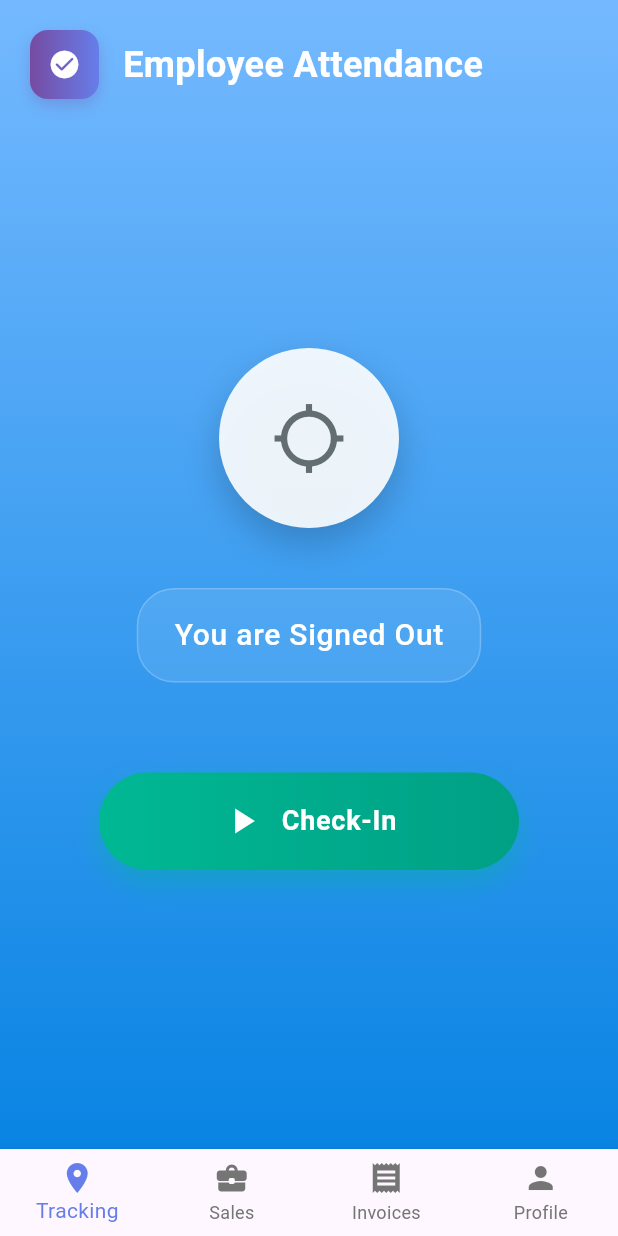
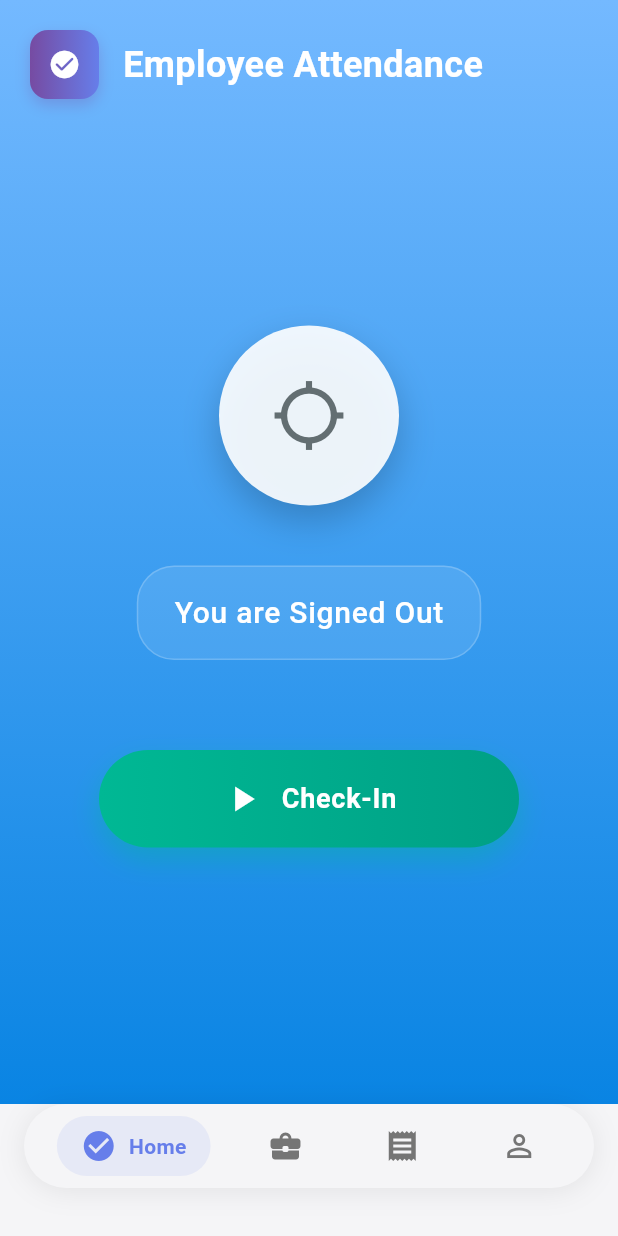
Before and after one commit to teambackoffice/field_sales_app, a Flutter app: the MainScreen screen opened directly, on a phone screen of 412 x 824 dp. Run offline on Flutter 3.47's test engine with Material 3 defaults, Android fonts, the phone set to English and light mode, and no system bars.

Commit message:
Bottom Navigation Bar

```diff
--- /dev/null
+++ b/lib/view/bottom_nav/bottom_nav.dart
@@ -0,0 +1,91 @@
+import 'package:flutter/material.dart';
+
+class ModernBottomNavBar extends StatelessWidget {
+  final int currentIndex;
+  final Function(int) onTap;
+  final Color? selectedItemColor;
+  final Color? unselectedItemColor;
+  final Color? backgroundColor;
+
+  const ModernBottomNavBar({
+    super.key,
+    required this.currentIndex,
+    required this.onTap,
+    this.selectedItemColor,
+    this.unselectedItemColor,
+    this.backgroundColor,
+  });
+
+  @override
+  Widget build(BuildContext context) {
+    return Container(
+      margin: const EdgeInsets.fromLTRB(
+        16,
+        0,
+        16,
+        32,
+      ), // Increased bottom margin to lift it up
+      padding: const EdgeInsets.symmetric(vertical: 8),
+      decoration: BoxDecoration(
+        color: backgroundColor ?? Theme.of(context).scaffoldBackgroundColor,
+        borderRadius: BorderRadius.circular(30),
+        boxShadow: [
+          BoxShadow(
+            color: Colors.black.withOpacity(0.08),
+            blurRadius: 15,
+            offset: const Offset(0, 2),
+          ),
+        ],
+      ),
+      child: Row(
+        mainAxisAlignment: MainAxisAlignment.spaceEvenly,
+        children: [
+          _buildNavItem(0, Icons.check_circle, 'Home'),
+          _buildNavItem(1, Icons.business_center_rounded, 'Sales'),
+          _buildNavItem(2, Icons.receipt, 'Invoices'),
+          _buildNavItem(3, Icons.person_outline, 'Profile'),
+        ],
+      ),
+    );
+  }
+
+  Widget _buildNavItem(int index, IconData icon, String label) {
+    final isSelected = currentIndex == index;
+
+    return GestureDetector(
+      onTap: () => onTap(index),
+      child: Container(
+        padding: const EdgeInsets.symmetric(horizontal: 16, vertical: 8),
+        decoration: BoxDecoration(
+          color: isSelected
+              ? (selectedItemColor ?? const Color(0xFF667EEA)).withOpacity(0.1)
+              : Colors.transparent,
+          borderRadius: BorderRadius.circular(20),
+        ),
+        child: Row(
+          mainAxisSize: MainAxisSize.min,
+          children: [
+            Icon(
+              icon,
+              color: isSelected
+                  ? (selectedItemColor ?? const Color(0xFF667EEA))
+                  : (unselectedItemColor ?? Colors.grey[600]),
+              size: 24,
+            ),
+            if (isSelected) ...[
+              const SizedBox(width: 8),
+              Text(
+                label,
+                style: TextStyle(
+                  color: selectedItemColor ?? const Color(0xFF667EEA),
+                  fontWeight: FontWeight.w600,
+                  fontSize: 14,
+                ),
+              ),
+            ],
+          ],
+        ),
+      ),
+    );
+  }
+}
--- a/lib/view/mainscreen/homepage.dart
+++ b/lib/view/mainscreen/homepage.dart
@@ -1,14 +1,16 @@
 import 'package:flutter/material.dart';
+import 'package:location_tracker_app/view/bottom_nav/bottom_nav.dart';
 import 'package:location_tracker_app/view/mainscreen/invoice/invoice.dart';
 import 'package:location_tracker_app/view/mainscreen/location_track/location_track.dart';
 import 'package:location_tracker_app/view/mainscreen/profile_page/profile_page.dart';
 import 'package:location_tracker_app/view/mainscreen/sales_order/sales_order.dart';
+// Import the modern bottom nav bar
 
 class MainScreen extends StatefulWidget {
   const MainScreen({super.key});
 
   @override
-  _MainScreenState createState() => _MainScreenState();
+  State<MainScreen> createState() => _MainScreenState();
 }
 
 class _MainScreenState extends State<MainScreen> {
@@ -30,25 +32,16 @@ class _MainScreenState extends State<MainScreen> {
   @override
   Widget build(BuildContext context) {
     return Scaffold(
+      backgroundColor: const Color(
+        0xFFF5F5F7,
+      ), // Light grayish background like your image
       body: _pages[_selectedIndex],
-      bottomNavigationBar: BottomNavigationBar(
-        type: BottomNavigationBarType.fixed,
-        items: const <BottomNavigationBarItem>[
-          BottomNavigationBarItem(
-            icon: Icon(Icons.location_on),
-            label: 'Tracking',
-          ),
-          BottomNavigationBarItem(
-            icon: Icon(Icons.business_center_rounded),
-            label: 'Sales',
-          ),
-          BottomNavigationBarItem(icon: Icon(Icons.receipt), label: 'Invoices'),
-          BottomNavigationBarItem(icon: Icon(Icons.person), label: 'Profile'),
-        ],
+      bottomNavigationBar: ModernBottomNavBar(
         currentIndex: _selectedIndex,
         onTap: _onItemTapped,
-        selectedItemColor: Color(0xFF667EEA),
+        selectedItemColor: const Color(0xFF667EEA),
         unselectedItemColor: Colors.grey[600],
+        backgroundColor: const Color(0xFFF5F5F7), // Same as scaffold background
       ),
     );
   }
--- a/pubspec.yaml
+++ b/pubspec.yaml
@@ -34,6 +34,7 @@ dependencies:
   # The following adds the Cupertino Icons font to your application.
   # Use with the CupertinoIcons class for iOS style icons.
   cupertino_icons: ^1.0.8
+  persistent_bottom_nav_bar: ^6.2.1
 
 dev_dependencies:
   flutter_test:
```
Also changed, not shown: pubspec.lock.
